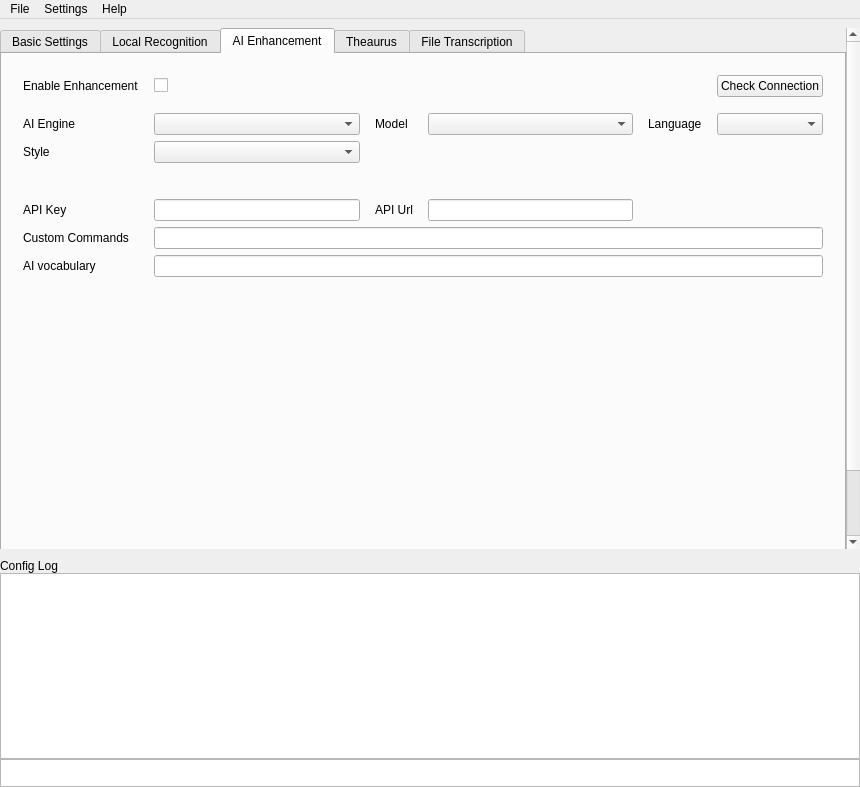
Qt form src/MainWin.ui (Zeuear/IME_Audio) before a commit.
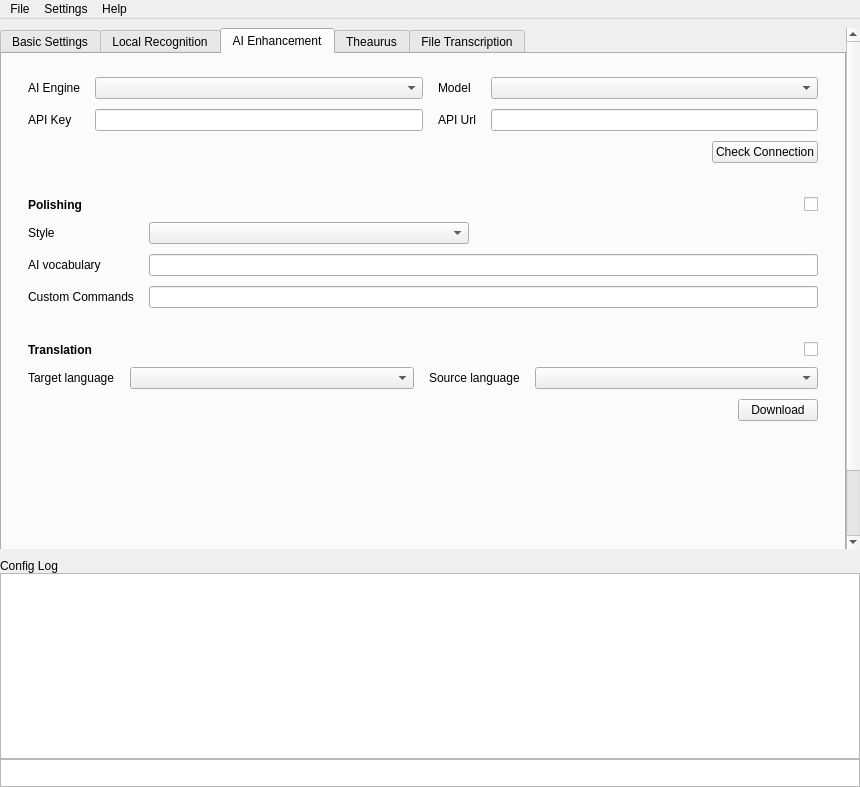
The same form after that commit. The open tabs and pages were chosen to show the change. Icons and pictures are not drawn. Custom widgets are drawn as their Qt base class.

What changed in the file:
```diff
--- a/src/MainWin.ui
+++ b/src/MainWin.ui
@@ -825,62 +825,116 @@
              <number>10</number>
             </property>
             <item>
-             <layout class="QGridLayout" name="gridLayout_3">
+             <widget class="QFrame" name="ai_service_card">
+              <property name="card" stdset="0">
+               <bool>true</bool>
+              </property>
+              <layout class="QGridLayout" name="ai_service_card_layout" columnstretch="0,1,0,1">
               <property name="leftMargin">
-               <number>10</number>
+                <number>15</number>
               </property>
               <property name="topMargin">
-               <number>10</number>
+                <number>12</number>
               </property>
               <property name="rightMargin">
-               <number>10</number>
+                <number>15</number>
               </property>
               <property name="bottomMargin">
-               <number>10</number>
+                <number>12</number>
               </property>
               <property name="horizontalSpacing">
                <number>15</number>
               </property>
-              <item row="2" column="3">
+               <property name="verticalSpacing">
+                <number>10</number>
+               </property>
+               <item row="0" column="0">
+                <widget class="QLabel" name="label_12">
+                 <property name="text">
+                  <string>AI Engine</string>
+                 </property>
+                </widget>
+               </item>
+               <item row="0" column="1">
+                <widget class="QComboBox" name="ai_engine_comb"/>
+               </item>
+               <item row="0" column="2">
+                <widget class="QLabel" name="label_14">
+                 <property name="text">
+                  <string>Model</string>
+                 </property>
+                </widget>
+               </item>
+               <item row="0" column="3">
                <widget class="QComboBox" name="ai_model_comb"/>
               </item>
-              <item row="5" column="0" colspan="4">
-               <spacer name="verticalSpacer_3">
-                <property name="orientation">
-                 <enum>Qt::Orientation::Vertical</enum>
-                </property>
-                <property name="sizeType">
-                 <enum>QSizePolicy::Policy::Fixed</enum>
-                </property>
-                <property name="sizeHint" stdset="0">
-                 <size>
-                  <width>20</width>
-                  <height>30</height>
-                 </size>
-                </property>
-               </spacer>
-              </item>
-              <item row="9" column="1" colspan="5">
-               <widget class="QLineEdit" name="ai_vocabulary_edit"/>
-              </item>
-              <item row="3" column="0">
-               <widget class="QLabel" name="label_18">
+               <item row="1" column="0">
+                <widget class="QLabel" name="label_13">
                 <property name="text">
-                 <string>Style</string>
-                </property>
-                <property name="alignment">
-                 <set>Qt::AlignmentFlag::AlignLeading|Qt::AlignmentFlag::AlignLeft|Qt::AlignmentFlag::AlignVCenter</set>
+                  <string>API Key</string>
                 </property>
                </widget>
               </item>
-              <item row="7" column="2">
+               <item row="1" column="1">
+                <widget class="QLineEdit" name="api_key_edit"/>
+               </item>
+               <item row="1" column="2">
                <widget class="QLabel" name="label_16">
                 <property name="text">
                  <string>API Url</string>
                 </property>
                </widget>
               </item>
-              <item row="0" column="1">
+               <item row="1" column="3">
+                <widget class="QLineEdit" name="api_url_edit"/>
+               </item>
+               <item row="2" column="3" alignment="Qt::AlignmentFlag::AlignRight|Qt::AlignmentFlag::AlignVCenter">
+                <widget class="QPushButton" name="check_connection_btn">
+                 <property name="text">
+                  <string>Check Connection</string>
+                 </property>
+                </widget>
+               </item>
+              </layout>
+             </widget>
+            </item>
+            <item>
+             <widget class="QFrame" name="polish_card">
+              <property name="card" stdset="0">
+               <bool>true</bool>
+              </property>
+              <layout class="QGridLayout" name="polish_card_layout" columnstretch="0,1,0,1">
+               <property name="leftMargin">
+                <number>15</number>
+               </property>
+               <property name="topMargin">
+                <number>12</number>
+               </property>
+               <property name="rightMargin">
+                <number>15</number>
+               </property>
+               <property name="bottomMargin">
+                <number>12</number>
+               </property>
+               <property name="horizontalSpacing">
+                <number>15</number>
+               </property>
+               <property name="verticalSpacing">
+                <number>10</number>
+               </property>
+               <item row="0" column="0" colspan="3">
+                <widget class="QLabel" name="label_24">
+                 <property name="text">
+                  <string>Polishing</string>
+                 </property>
+                 <property name="font">
+                  <font>
+                   <bold>true</bold>
+                  </font>
+                 </property>
+                </widget>
+               </item>
+               <item row="0" column="3" alignment="Qt::AlignmentFlag::AlignRight|Qt::AlignmentFlag::AlignVCenter">
                <widget class="AnimatedCheckBox" name="enable_enhancement_checkbox">
                 <property name="toolTip">
                  <string>&lt;html&gt;&lt;head/&gt;&lt;body&gt;&lt;p&gt;Enable Gemini intelligent optimization&lt;/p&gt;&lt;/body&gt;&lt;/html&gt;</string>
@@ -890,126 +944,154 @@
                 </property>
                </widget>
               </item>
-              <item row="2" column="1">
-               <widget class="QComboBox" name="ai_engine_comb">
-                <property name="minimumSize">
-                 <size>
-                  <width>90</width>
-                  <height>0</height>
-                 </size>
+               <item row="1" column="0">
+                <widget class="QLabel" name="label_18">
+                 <property name="text">
+                  <string>Style</string>
                 </property>
                </widget>
               </item>
-              <item row="3" column="1">
+               <item row="1" column="1">
                <widget class="QComboBox" name="ai_style_comb"/>
               </item>
-              <item row="7" column="0">
-               <widget class="QLabel" name="label_13">
+               <item row="2" column="0">
+                <widget class="QLabel" name="label_20">
                 <property name="text">
-                 <string>API Key</string>
+                  <string>AI vocabulary</string>
                 </property>
                </widget>
               </item>
-              <item row="8" column="1" colspan="5">
-               <widget class="QLineEdit" name="custom_commands_edit"/>
-              </item>
-              <item row="8" column="0">
+               <item row="2" column="1" colspan="3">
+                <widget class="QLineEdit" name="ai_vocabulary_edit"/>
+               </item>
+               <item row="3" column="0">
                <widget class="QLabel" name="label_17">
                 <property name="text">
                  <string>Custom Commands</string>
                 </property>
                </widget>
               </item>
-              <item row="2" column="2">
-               <widget class="QLabel" name="label_14">
-                <property name="text">
-                 <string>Model</string>
-                </property>
-                <property name="alignment">
-                 <set>Qt::AlignmentFlag::AlignLeading|Qt::AlignmentFlag::AlignLeft|Qt::AlignmentFlag::AlignVCenter</set>
-                </property>
-               </widget>
-              </item>
-              <item row="10" column="1" colspan="4">
-               <spacer name="verticalSpacer_8">
-                <property name="orientation">
-                 <enum>Qt::Orientation::Vertical</enum>
-                </property>
-                <property name="sizeHint" stdset="0">
-                 <size>
-                  <width>20</width>
-                  <height>40</height>
-                 </size>
-                </property>
-               </spacer>
-              </item>
-              <item row="0" column="0">
-               <widget class="QLabel" name="label_24">
+               <item row="3" column="1" colspan="3">
+                <widget class="QLineEdit" name="custom_commands_edit"/>
+               </item>
+              </layout>
+             </widget>
+            </item>
+            <item>
+             <widget class="QFrame" name="translate_card">
+              <property name="card" stdset="0">
+               <bool>true</bool>
+              </property>
+              <layout class="QGridLayout" name="translate_card_layout" columnstretch="0,1,0,1">
+               <property name="leftMargin">
+                <number>15</number>
+               </property>
+               <property name="topMargin">
+                <number>12</number>
+               </property>
+               <property name="rightMargin">
+                <number>15</number>
+               </property>
+               <property name="bottomMargin">
+                <number>12</number>
+               </property>
+               <property name="horizontalSpacing">
+                <number>15</number>
+               </property>
+               <property name="verticalSpacing">
+                <number>10</number>
+               </property>
+               <item row="0" column="0" colspan="3">
+                <widget class="QLabel" name="translate_title_label">
                 <property name="text">
-                 <string>Enable Enhancement</string>
-                </property>
-               </widget>
-              </item>
-              <item row="0" column="5">
-               <widget class="QPushButton" name="check_connection_btn">
+                  <string>Translation</string>
+                 </property>
+                 <property name="font">
+                  <font>
+                   <bold>true</bold>
+                  </font>
+                 </property>
+                </widget>
+               </item>
+               <item row="0" column="3" alignment="Qt::AlignmentFlag::AlignRight|Qt::AlignmentFlag::AlignVCenter">
+                <widget class="AnimatedCheckBox" name="translate_enabled_checkbox">
                 <property name="text">
-                 <string>Check Connection</string>
+                  <string/>
                 </property>
                </widget>
               </item>
-              <item row="7" column="1">
-               <widget class="QLineEdit" name="api_key_edit"/>
-              </item>
-              <item row="2" column="4">
+               <item row="1" column="0">
                <widget class="QLabel" name="label_19">
                 <property name="text">
-                 <string>Language</string>
-                </property>
-                <property name="alignment">
-                 <set>Qt::AlignmentFlag::AlignLeading|Qt::AlignmentFlag::AlignLeft|Qt::AlignmentFlag::AlignVCenter</set>
+                  <string>Target language</string>
                 </property>
                </widget>
               </item>
-              <item row="2" column="5">
+               <item row="1" column="1">
                <widget class="QComboBox" name="translate_language_comb"/>
               </item>
-              <item row="2" column="0">
-               <widget class="QLabel" name="label_12">
+               <item row="1" column="2">
+                <widget class="QLabel" name="translate_source_label">
                 <property name="text">
-                 <string>AI Engine</string>
-                </property>
-                <property name="alignment">
-                 <set>Qt::AlignmentFlag::AlignLeading|Qt::AlignmentFlag::AlignLeft|Qt::AlignmentFlag::AlignVCenter</set>
-                </property>
-               </widget>
-              </item>
-              <item row="9" column="0">
-               <widget class="QLabel" name="label_20">
+                  <string>Source language</string>
+                 </property>
+                </widget>
+               </item>
+               <item row="1" column="3">
+                <widget class="QComboBox" name="translate_source_comb"/>
+               </item>
+               <item row="2" column="0" colspan="3">
+                <widget class="QLabel" name="translate_model_status_label">
+                 <property name="text">
+                  <string></string>
+                 </property>
+                 <property name="wordWrap">
+                  <bool>true</bool>
+                 </property>
+                </widget>
+               </item>
+               <item row="2" column="3" alignment="Qt::AlignmentFlag::AlignRight|Qt::AlignmentFlag::AlignVCenter">
+                <widget class="QPushButton" name="translate_model_download_btn">
                 <property name="text">
-                 <string>AI vocabulary</string>
+                  <string>Download</string>
                 </property>
                </widget>
               </item>
-              <item row="7" column="3">
-               <widget class="QLineEdit" name="api_url_edit"/>
-              </item>
-              <item row="1" column="0">
-               <spacer name="verticalSpacer_6">
+               <item row="3" column="0" colspan="4">
+                <widget class="QLabel" name="translate_hint_label">
+                 <property name="text">
+                  <string></string>
+                 </property>
+                 <property name="wordWrap">
+                  <bool>true</bool>
+                 </property>
+                </widget>
+               </item>
+              </layout>
+             </widget>
+            </item>
+            <item>
+             <widget class="QLabel" name="pipeline_hint_label">
+              <property name="wordWrap">
+               <bool>true</bool>
+              </property>
+              <property name="indent">
+               <number>15</number>
+              </property>
+             </widget>
+            </item>
+            <item>
+             <spacer name="verticalSpacer_8">
                 <property name="orientation">
                  <enum>Qt::Orientation::Vertical</enum>
                 </property>
-                <property name="sizeType">
-                 <enum>QSizePolicy::Policy::Fixed</enum>
-                </property>
                 <property name="sizeHint" stdset="0">
                  <size>
                   <width>20</width>
-                  <height>10</height>
+                <height>40</height>
                  </size>
                 </property>
                </spacer>
-              </item>
-             </layout>
             </item>
            </layout>
           </item>
```
Left out of the diff: 3 changed lines with no effect on the pictures. Lines whose indentation alone changed are shown as unchanged.
